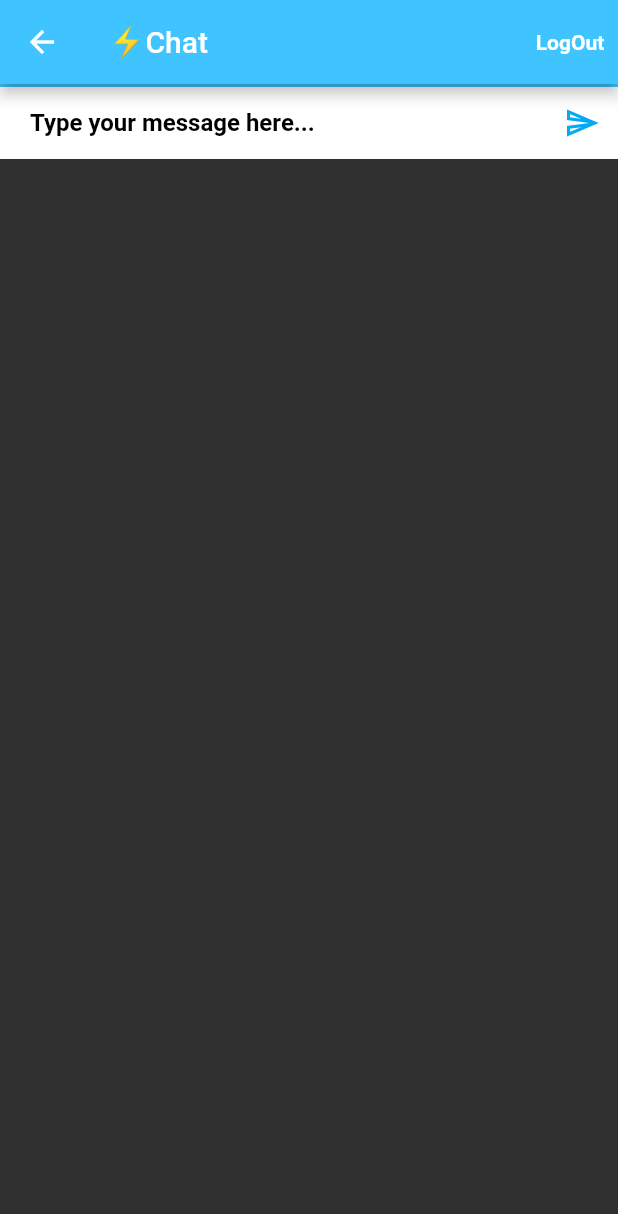
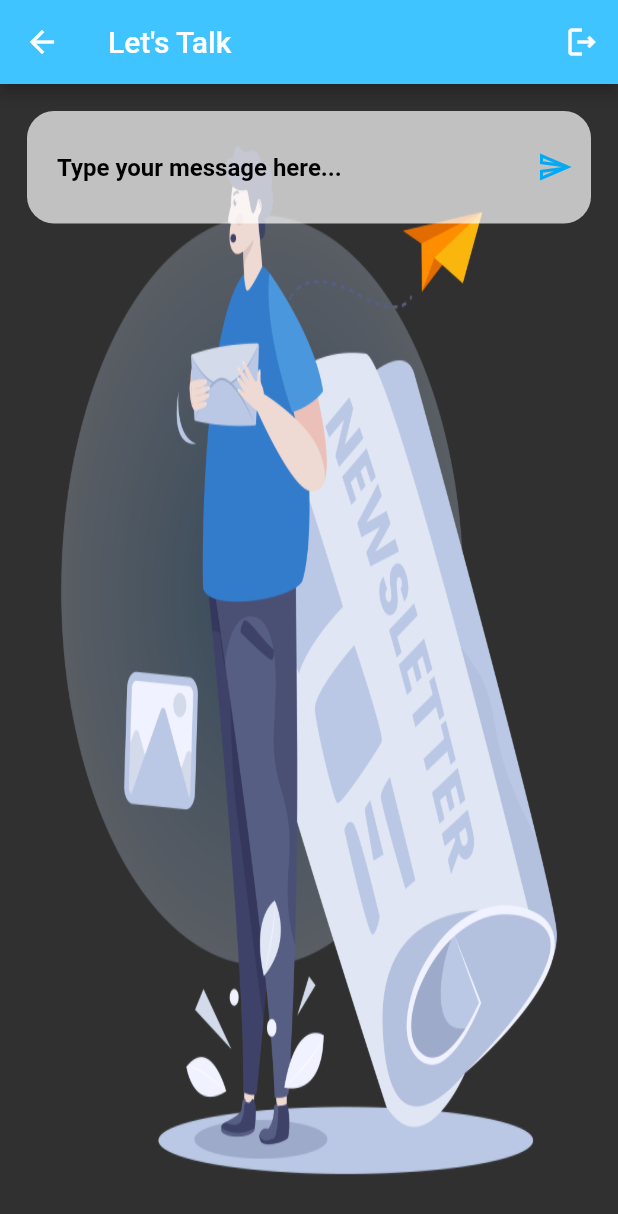
Before and after one commit to vattvichet/Firebase_Auth_Chat, a Flutter app: the ChatScreen screen opened by its route, on a phone screen of 412 x 824 dp. Shown: the top 1214 px of the screen. Run offline on Flutter 3.47's test engine with Material 2 defaults, Android fonts, the phone set to English and light mode, and no system bars; our stand-ins replace cloud_firestore, firebase_auth, firebase_core, modal_progress_hud_nsn; accounts and stored records are empty.

Commit message:
Edited UI

```diff
--- a/lib/constants.dart
+++ b/lib/constants.dart
@@ -10,13 +10,6 @@ const kMessageTextFieldDecoration = InputDecoration(
   contentPadding: EdgeInsets.symmetric(vertical: 10.0, horizontal: 20.0),
   hintText: 'Type your message here...',
   border: InputBorder.none,
-);
-
-const kMessageContainerDecoration = BoxDecoration(
-  border: Border(
-    top: BorderSide(color: Colors.lightBlueAccent, width: 2.0),
-  ),
-  color: Colors.white,
 );
 
 const kTextFieldDecoration = InputDecoration(
--- a/lib/dialogs/get_dialog.dart
+++ b/lib/dialogs/get_dialog.dart
@@ -17,7 +17,7 @@ class GetDialog extends StatelessWidget {
   Widget build(BuildContext context) {
     return AlertDialog(
       backgroundColor: backgroundColor,
-      title: Text(notificationType),
+      title: Text('$notificationType 🥲'),
       content: Text(content),
       actions: <Widget>[
         TextButton(
--- a/lib/screens/chat_screen.dart
+++ b/lib/screens/chat_screen.dart
@@ -42,29 +42,33 @@ class _ChatScreenState extends State<ChatScreen> {
       appBar: AppBar(
         leading: null,
         actions: <Widget>[
-          TextButton(
-              child: Text(
-                "LogOut",
-                style: TextStyle(
-                  color: Colors.white,
-                  fontWeight: FontWeight.bold,
-                ),
-              ),
+          IconButton(
+              icon: Icon(Icons.logout_outlined),
               onPressed: () {
                 _auth.signOut();
                 Navigator.pop(context);
               }),
         ],
-        title: Text('⚡️Chat'),
+        title: Text("Let's Talk"),
         backgroundColor: Colors.lightBlueAccent,
       ),
-      body: SafeArea(
+      body: Container(
+        decoration: BoxDecoration(
+          image: DecorationImage(
+            image: AssetImage('images/chat_background.png'),
+            fit: BoxFit.fill,
+          ),
+        ),
         child: Column(
-          mainAxisAlignment: MainAxisAlignment.spaceBetween,
-          crossAxisAlignment: CrossAxisAlignment.stretch,
-          children: <Widget>[
-            Container(
-              decoration: kMessageContainerDecoration,
+          children: [
+            Padding(
+              padding: const EdgeInsets.all(18),
+              child: Container(
+                height: 75,
+                decoration: BoxDecoration(
+                  color: Colors.white.withOpacity(0.7),
+                  borderRadius: BorderRadius.circular(18),
+                ),
                 child: Row(
                   crossAxisAlignment: CrossAxisAlignment.center,
                   children: <Widget>[
@@ -94,6 +98,7 @@ class _ChatScreenState extends State<ChatScreen> {
                   ],
                 ),
               ),
+            ),
           ],
         ),
       ),
--- a/lib/screens/welcome_screen.dart
+++ b/lib/screens/welcome_screen.dart
@@ -62,6 +62,7 @@ class _WelcomeScreenState extends State<WelcomeScreen>
           crossAxisAlignment: CrossAxisAlignment.stretch,
           children: <Widget>[
             Row(
+              mainAxisAlignment: MainAxisAlignment.center,
               children: <Widget>[
                 Hero(
                   tag: 'logo',
@@ -79,7 +80,7 @@ class _WelcomeScreenState extends State<WelcomeScreen>
                 //   ),
                 // ),
                 Text(
-                  'Flash Chat',
+                  "Let's Talk",
                   style: TextStyle(
                     fontSize: 45.0,
                     fontWeight: FontWeight.w900,
```
Also changed, not shown: lib/screens/login_screen.dart (+22 -6 lines), lib/screens/registration_screen.dart (+41 -6 lines), images/chat_background.png (added), images/logo.png, 3 other files. Lines whose indentation alone changed are shown as unchanged.
